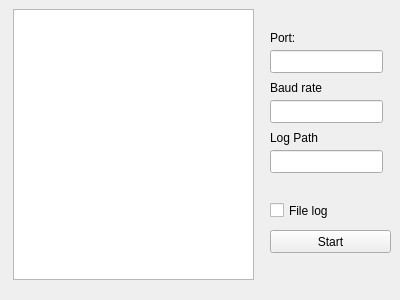
This is source/rrv_plugin/rrv_viewer.ui in AlfonsoJPH/skydel-rrv-plugin as Qt 5 draws it before an edit. The edited form follows.
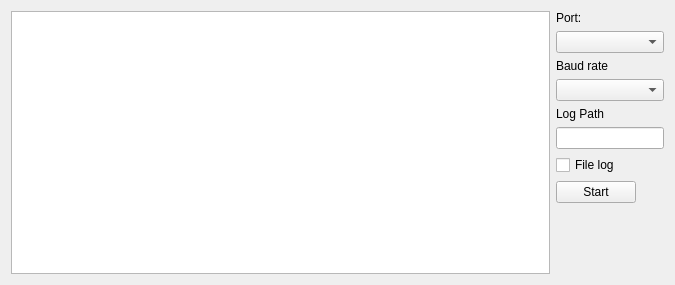
This is the edited form.

Commit message: Refactor rrv_viewer to use QComboBox for port and baud rate selection, update UI layout, and improve logging configuration handling

The edit to the form file:
```diff
--- a/source/rrv_plugin/rrv_viewer.ui
+++ b/source/rrv_plugin/rrv_viewer.ui
@@ -6,121 +6,86 @@
    <rect>
     <x>0</x>
     <y>0</y>
-    <width>400</width>
-    <height>300</height>
+    <width>675</width>
+    <height>285</height>
    </rect>
   </property>
+  <property name="sizePolicy">
+   <sizepolicy hsizetype="Preferred" vsizetype="Preferred">
+    <horstretch>0</horstretch>
+    <verstretch>0</verstretch>
+   </sizepolicy>
+  </property>
   <property name="windowTitle">
    <string>Form</string>
   </property>
+  <layout class="QHBoxLayout" name="horizontalLayout_3">
+   <item>
+    <layout class="QHBoxLayout" name="horizontalLayout_2">
+     <item>
+      <widget class="QPlainTextEdit" name="viewData">
+       <property name="sizePolicy">
+        <sizepolicy hsizetype="Expanding" vsizetype="Expanding">
+         <horstretch>1</horstretch>
+         <verstretch>1</verstretch>
+        </sizepolicy>
+       </property>
+      </widget>
+     </item>
+     <item>
+      <layout class="QFormLayout" name="formLayout">
+       <item row="0" column="0">
   <widget class="QLabel" name="label">
-   <property name="geometry">
-    <rect>
-     <x>270</x>
-     <y>30</y>
-     <width>59</width>
-     <height>15</height>
-    </rect>
-   </property>
    <property name="text">
     <string>Port:</string>
    </property>
   </widget>
-  <widget class="QPushButton" name="receiverState">
-   <property name="enabled">
-    <bool>true</bool>
-   </property>
-   <property name="geometry">
-    <rect>
-     <x>270</x>
-     <y>230</y>
-     <width>121</width>
-     <height>23</height>
-    </rect>
-   </property>
-   <property name="text">
-    <string>Start</string>
-   </property>
-  </widget>
-  <widget class="QCheckBox" name="fileLogState">
-   <property name="geometry">
-    <rect>
-     <x>270</x>
-     <y>200</y>
-     <width>85</width>
-     <height>21</height>
-    </rect>
-   </property>
-   <property name="text">
-    <string>File log</string>
-   </property>
-  </widget>
-  <widget class="QLineEdit" name="portName">
-   <property name="geometry">
-    <rect>
-     <x>270</x>
-     <y>50</y>
-     <width>113</width>
-     <height>23</height>
-    </rect>
-   </property>
-  </widget>
-  <widget class="QLineEdit" name="baudRate">
-   <property name="geometry">
-    <rect>
-     <x>270</x>
-     <y>100</y>
-     <width>113</width>
-     <height>23</height>
-    </rect>
-   </property>
-  </widget>
+       </item>
+       <item row="1" column="0" colspan="2">
+        <widget class="QComboBox" name="portName"/>
+       </item>
+       <item row="2" column="0">
   <widget class="QLabel" name="label_2">
-   <property name="geometry">
-    <rect>
-     <x>270</x>
-     <y>80</y>
-     <width>59</width>
-     <height>15</height>
-    </rect>
-   </property>
    <property name="text">
     <string>Baud rate</string>
    </property>
   </widget>
+       </item>
+       <item row="4" column="0" colspan="2">
+        <widget class="QComboBox" name="baudRate"/>
+       </item>
+       <item row="5" column="0">
   <widget class="QLabel" name="label_3">
-   <property name="geometry">
-    <rect>
-     <x>270</x>
-     <y>130</y>
-     <width>59</width>
-     <height>15</height>
-    </rect>
-   </property>
    <property name="text">
     <string>Log Path</string>
    </property>
   </widget>
-  <widget class="QLineEdit" name="logPath">
-   <property name="geometry">
-    <rect>
-     <x>270</x>
-     <y>150</y>
-     <width>113</width>
-     <height>23</height>
-    </rect>
-   </property>
-  </widget>
-  <widget class="QPlainTextEdit" name="viewData">
-   <property name="geometry">
-    <rect>
-     <x>13</x>
-     <y>9</y>
-     <width>241</width>
-     <height>271</height>
-    </rect>
-   </property>
-  </widget>
+       </item>
+       <item row="6" column="0">
+        <widget class="QLineEdit" name="logPath"/>
+       </item>
+       <item row="7" column="0">
+        <widget class="QCheckBox" name="fileLogState">
+         <property name="text">
+          <string>File log</string>
+         </property>
+        </widget>
+       </item>
+       <item row="8" column="0">
+        <widget class="QPushButton" name="receiverState">
+         <property name="enabled">
+          <bool>true</bool>
+         </property>
+         <property name="text">
+          <string>Start</string>
+         </property>
+        </widget>
+       </item>
+      </layout>
+     </item>
+    </layout>
+   </item>
+  </layout>
  </widget>
  <resources/>
  <connections/>
```
Lines whose indentation alone changed are shown as unchanged. The commit also changes 4 other files.
